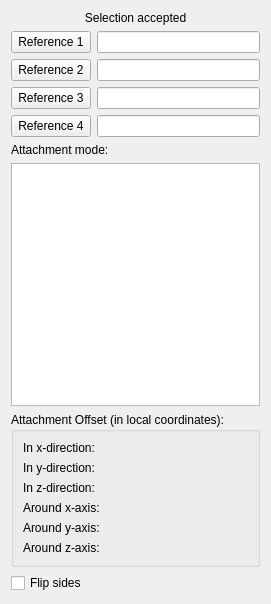
Old version of the form src/Mod/Part/AttachmentEditor/TaskAttachmentEditor.ui in the repository southseact-3d/fcd.
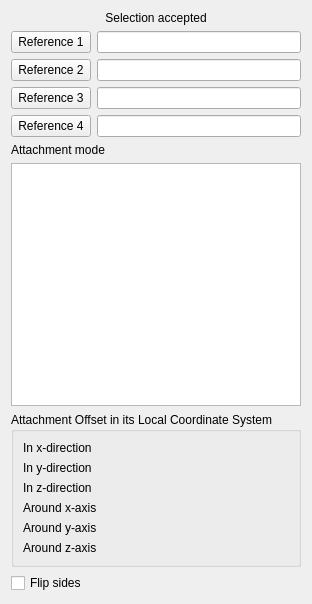
New version of the form. Custom widgets are drawn as their Qt base class.

```diff
--- a/src/Mod/Part/AttachmentEditor/TaskAttachmentEditor.ui
+++ b/src/Mod/Part/AttachmentEditor/TaskAttachmentEditor.ui
@@ -98,7 +98,7 @@
    <item>
     <widget class="QLabel" name="label">
      <property name="text">
-      <string>Attachment mode:</string>
+      <string>Attachment mode</string>
      </property>
     </widget>
    </item>
@@ -121,7 +121,7 @@
       <string/>
      </property>
      <property name="title">
-      <string>Attachment Offset (in local coordinates):</string>
+      <string>Attachment Offset in its Local Coordinate System</string>
      </property>
      <layout class="QGridLayout" name="gridLayout">
       <item row="1" column="0">
@@ -133,7 +133,7 @@
          </sizepolicy>
         </property>
         <property name="text">
-         <string>In x-direction:</string>
+         <string>In x-direction</string>
         </property>
         <property name="buddy">
          <cstring>labelOffset</cstring>
@@ -168,7 +168,7 @@
          </sizepolicy>
         </property>
         <property name="text">
-         <string>In y-direction:</string>
+         <string>In y-direction</string>
         </property>
        </widget>
       </item>
@@ -200,7 +200,7 @@
          </sizepolicy>
         </property>
         <property name="text">
-         <string>In z-direction:</string>
+         <string>In z-direction</string>
         </property>
        </widget>
       </item>
@@ -232,7 +232,7 @@
          </sizepolicy>
         </property>
         <property name="text">
-         <string>Around x-axis:</string>
+         <string>Around x-axis</string>
         </property>
        </widget>
       </item>
@@ -277,7 +277,7 @@
          </sizepolicy>
         </property>
         <property name="text">
-         <string>Around y-axis:</string>
+         <string>Around y-axis</string>
         </property>
        </widget>
       </item>
@@ -322,7 +322,7 @@
          </sizepolicy>
         </property>
         <property name="text">
-         <string>Around z-axis:</string>
+         <string>Around z-axis</string>
         </property>
        </widget>
       </item>
```
